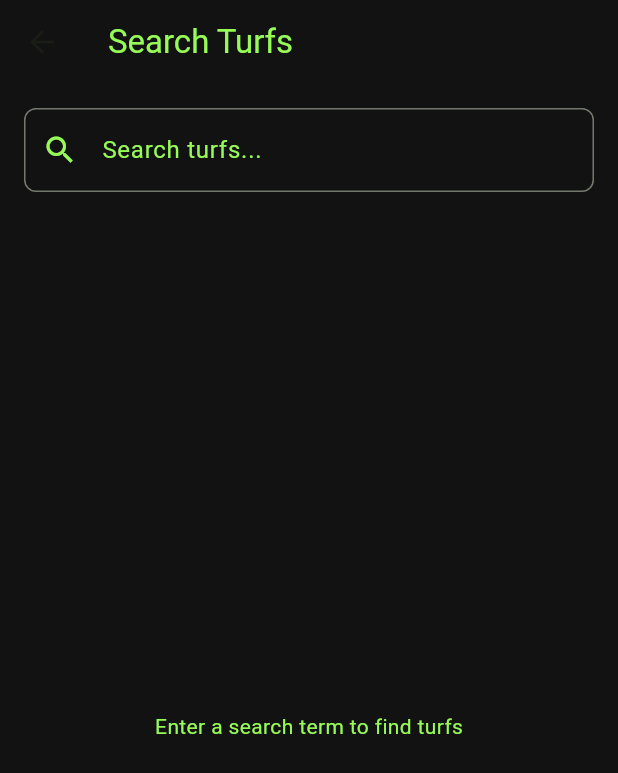
After one commit to Uyog/Turf-Scout-FML, a Flutter app: the HomePage screen opened by its route, scrolled down 106 dp, after a tap on the "search" icon, on a phone screen of 412 x 824 dp. The commit adds this screen. Shown: the top 773 px of the screen. Run offline on Flutter 3.47's test engine with Material 3 defaults, Android fonts, the phone set to English and light mode, and no system bars; our stand-ins replace carousel_slider, flutter_secure_storage; accounts and stored records are empty.

Commit message:
Search Bar

```diff
--- a/lib/main.dart
+++ b/lib/main.dart
@@ -1,6 +1,7 @@
 import 'package:flutter/material.dart';
 import 'package:turf_scout/auth/login_sign_up.dart';
 import 'package:turf_scout/screens/home_page.dart';
+import 'package:turf_scout/screens/turfs.dart';
 
 
 void main() {
@@ -23,6 +24,7 @@ class MyApp extends StatelessWidget {
       home: const LoginOrSignUp(),
       routes: {
             '/home': (context) => const HomePage(),
+            '/book':(context) => const TurfsPage()
           },
     );
   }
--- a/lib/screens/home_page.dart
+++ b/lib/screens/home_page.dart
@@ -1,10 +1,14 @@
 import 'package:flutter/material.dart';
 import 'package:carousel_slider/carousel_slider.dart';
+import 'package:turf_scout/components/button.dart';
 import 'package:turf_scout/components/drawer.dart';
+import 'package:turf_scout/screens/search_page.dart';
 
 
 class HomePage extends StatelessWidget {
+
   const HomePage({super.key});
+
 
   @override
   Widget build(BuildContext context) {
@@ -21,6 +25,17 @@ class HomePage extends StatelessWidget {
           centerTitle: true,
           backgroundColor: const Color(0xff121212),
           iconTheme:  const IconThemeData(color: Color(0xff97FB57)),
+          actions: [
+             IconButton(
+                onPressed: () {
+                  Navigator.push(
+                      context,
+                      MaterialPageRoute<void>(
+                        builder: (BuildContext context) =>  SearchPage(),
+                      ));
+                },
+                icon: const Icon(Icons.search))
+          ],
         ),
         drawer: const MyDrawer(),
 
@@ -152,7 +167,8 @@ class HomePage extends StatelessWidget {
                       ),
                     ),
                   ],
-                )
+                ),
+                MyButton(text: 'Book Now', onTap: (){ Navigator.pushNamed(context, '/book');} )
               ],
             ),
           ),
--- /dev/null
+++ b/lib/screens/search_page.dart
@@ -0,0 +1,90 @@
+import 'package:flutter/material.dart';
+import 'package:http/http.dart' as http;
+import 'dart:convert';
+
+class SearchPage extends StatefulWidget {
+  const SearchPage({super.key});
+
+  @override
+  State<SearchPage> createState() => _SearchPageState();
+}
+
+class _SearchPageState extends State<SearchPage> {
+  String query = '';
+  TextEditingController searchController = TextEditingController();
+
+  Future<List<dynamic>> searchTurfs(String search) async {
+    final response = await http.get(Uri.parse('http://127.0.0.1:8000/api/turfs/search?search=$search'));
+
+    if (response.statusCode == 200) {
+      return jsonDecode(response.body);
+    } else {
+      throw Exception('Failed to load turfs');
+    }
+  }
+
+  @override
+  Widget build(BuildContext context) {
+    return Scaffold(
+      backgroundColor: const Color(0xff121212),
+      appBar: AppBar(
+        title: const Text('Search Turfs', style: TextStyle(color: Color(0xff97FB57)),),
+        backgroundColor: const Color(0xff121212),
+      ),
+      body: Column(
+        children: [
+          Padding(
+            padding: const EdgeInsets.all(16.0),
+            child: TextField(
+              controller: searchController,
+              onChanged: (value) {
+                setState(() {
+                  query = value;
+                });
+              },
+              decoration: InputDecoration(
+                hintText: 'Search turfs...',
+                hintStyle: const TextStyle(color: Color(0xff97FB57)),
+                prefixIcon: const Icon(Icons.search, color: Color(0xff97FB57)),
+                border: OutlineInputBorder(
+                  borderRadius: BorderRadius.circular(8.0),
+                  borderSide: const BorderSide(color: Color(0xff97FB57)),
+                ),
+                focusedBorder: OutlineInputBorder(
+                  borderRadius: BorderRadius.circular(8.0),
+                  borderSide: const BorderSide(color: Color(0xff97FB57), width: 2.0),
+                ),
+              ),
+              style: const TextStyle(color: Color(0xff97FB57)),
+            ),
+          ),
+          Expanded(
+            child: query.isNotEmpty
+                ? FutureBuilder<List<dynamic>>(
+                    future: searchTurfs(query),
+                    builder: (context, snapshot) {
+                      if (snapshot.hasData) {
+                        return ListView.builder(
+                          itemCount: snapshot.data!.length,
+                          itemBuilder: (context, index) {
+                            final turf = snapshot.data![index];
+                            return ListTile(
+                              title: Text(turf['turf_name'], style: const TextStyle(color: Color(0xff97FB57))),
+                              subtitle: Text(turf['location'], style: const TextStyle(color: Color(0xff97FB57))),
+                            );
+                          },
+                        );
+                      } else if (snapshot.hasError) {
+                        return Text('Error: ${snapshot.error}', style: const TextStyle(color: Color(0xff97FB57)));
+                      } else {
+                        return const Center(child: CircularProgressIndicator(color: Color(0xff97FB57)));
+                      }
+                    },
+                  )
+                : const Center(child: Text('Enter a search term to find turfs', style: TextStyle(color: Color(0xff97FB57)))),
+          ),
+        ],
+     ),
+);
+}
+}
--- a/lib/screens/sign_up.dart
+++ b/lib/screens/sign_up.dart
@@ -50,8 +50,8 @@ class _SignUpState extends State<SignUp> {
       showDialog(
         context: context,
         builder: (context) => AlertDialog(
-          title: const Text('Registration Successful'),
-          content: const Text('You have successfully registered.'),
+          title: Image.asset('assets/images/Successfully Done.gif', width: 50, height: 100,),
+          content: const Text('Registerd Successfully!'),
           actions: [
             TextButton(
             onPressed: () {
--- a/pubspec.yaml
+++ b/pubspec.yaml
@@ -40,6 +40,8 @@ dependencies:
   http: ^1.2.1
   provider: ^6.1.2
   flutter_secure_storage: ^9.0.0
+  lottie: ^3.1.0
+  app_bar_with_search_switch: ^1.8.5
 
 dev_dependencies:
   flutter_test:
```
Also changed, not shown: lib/components/drawer.dart (+8 -6 lines), lib/screens/login.dart (+9 -4 lines), lib/screens/turfs.dart (added, +64 -0 lines), assets/images/Success.gif (deleted), pubspec.lock.
